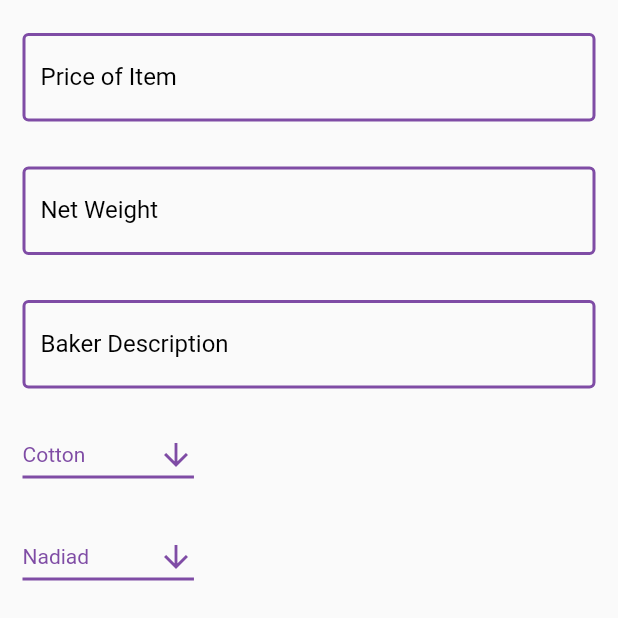
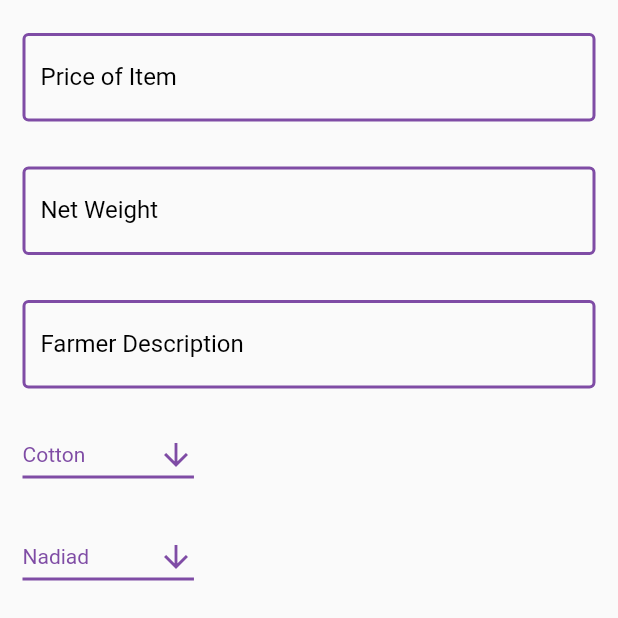
Before and after one commit to Keval545/Agromart, a Flutter app: the Additempage screen opened by its route, on a phone screen of 412 x 824 dp, the part 618-1236 px from its top. Run offline on Flutter 3.47's test engine with Material 2 defaults, Android fonts, the phone set to English and light mode, and no system bars; our stand-ins replace cloud_firestore, currency_text_input_formatter, firebase_auth, firebase_core, firebase_storage, get and 1 more; missing offline and left inert: image_card; accounts and stored records are empty.

Commit message:
name related work

```diff
--- a/lib/additem/Cottondetailspage.dart
+++ b/lib/additem/Cottondetailspage.dart
@@ -230,7 +230,7 @@ class _CottondetailspageState extends State<Cottondetailspage> {
                             fontWeight: FontWeight.bold, fontSize: 20),
                       ),
                       Text(
-                        data['Baker Description'],
+                        data['Farmer Description'],
                         style: const TextStyle(
                             fontWeight: FontWeight.bold, fontSize: 15),
                       ),
--- a/lib/additem/Ricedetailspage.dart
+++ b/lib/additem/Ricedetailspage.dart
@@ -229,7 +229,7 @@ class _RicedetailspageState extends State<Ricedetailspage> {
                           TextStyle(fontWeight: FontWeight.bold, fontSize: 20),
                     ),
                     Text(
-                      data['Baker Description'],
+                      data['Farmer Description'],
                       style: const TextStyle(
                           fontWeight: FontWeight.bold, fontSize: 15),
                     ),
--- a/lib/additem/Sorghumdetailspage.dart
+++ b/lib/additem/Sorghumdetailspage.dart
@@ -227,7 +227,7 @@ class _SorghumdetailspageState extends State<Sorghumdetailspage> {
                           TextStyle(fontWeight: FontWeight.bold, fontSize: 20),
                     ),
                     Text(
-                      data['Baker Description'],
+                      data['Farmer Description'],
                       style: const TextStyle(
                           fontWeight: FontWeight.bold, fontSize: 15),
                     ),
--- a/lib/additem/additem.dart
+++ b/lib/additem/additem.dart
@@ -297,7 +297,7 @@ class _AdditempageState extends State<Additempage> {
                           borderSide:
                               BorderSide(color: Color(0xff7f4ca5), width: 2.0),
                         ),
-                        labelText: 'Baker Description',
+                        labelText: 'Farmer Description',
                         labelStyle: TextStyle(
                           color: Colors.black,
                         )),
--- a/lib/additem/peanutdetailspage.dart
+++ b/lib/additem/peanutdetailspage.dart
@@ -227,7 +227,7 @@ class _SweetdetailspageState extends State<Sweetdetailspage> {
                           TextStyle(fontWeight: FontWeight.bold, fontSize: 20),
                     ),
                     Text(
-                      data['Baker Description'],
+                      data['Farmer Description'],
                       style: const TextStyle(
                           fontWeight: FontWeight.bold, fontSize: 15),
                     ),
--- a/lib/additem/snackdetailspage.dart
+++ b/lib/additem/snackdetailspage.dart
@@ -227,7 +227,7 @@ class _SnackdetailspageState extends State<Snackdetailspage> {
                           TextStyle(fontWeight: FontWeight.bold, fontSize: 20),
                     ),
                     Text(
-                      data['Baker Description'],
+                      data['Farmer Description'],
                       style: const TextStyle(
                           fontWeight: FontWeight.bold, fontSize: 15),
                     ),
--- a/lib/additem/wheatdetailspage.dart
+++ b/lib/additem/wheatdetailspage.dart
@@ -226,7 +226,7 @@ class _wheatdetailspageState extends State<wheatdetailspage> {
                           TextStyle(fontWeight: FontWeight.bold, fontSize: 20),
                     ),
                     Text(
-                      data['Baker Description'],
+                      data['Farmer Description'],
                       style: const TextStyle(
                           fontWeight: FontWeight.bold, fontSize: 15),
                     ),
--- a/lib/controllers/editproductscontroller.dart
+++ b/lib/controllers/editproductscontroller.dart
@@ -178,7 +178,7 @@ class Editproductcontroller extends GetxController {
         .collection("item")
         .doc(itemnames)
         .update({
-      "Baker Description": bakersdescription.text,
+      "Farmer Description": bakersdescription.text,
       "Item Description": itemdescription.text,
       "Item Name": itemname.text,
       "Net Weight": netweight.text,
--- a/lib/homepage/searchdetailspage.dart
+++ b/lib/homepage/searchdetailspage.dart
@@ -197,7 +197,7 @@ class _SearchdetailspageState extends State<Searchdetailspage> {
               //       TextStyle(fontWeight: FontWeight.bold, fontSize: 20),
               // ),
               // Text(
-              //   data['Baker Description'],
+              //   data['Farmer Description'],
               //   style: const TextStyle(
               //       fontWeight: FontWeight.bold, fontSize: 15),
               // ),
--- a/lib/resources/authpageforadditem.dart
+++ b/lib/resources/authpageforadditem.dart
@@ -31,7 +31,7 @@ class Authmethods3 {
           "Item Description": itemdescription,
           "Price of Item": priceofitem,
           "Net Weight": netweight,
-          "Baker Description": bakersdescription,
+          "Farmer Description": bakersdescription,
           "URl": downloadUrl,
           "Image Name": fileName,
           'place': productionplace
@@ -40,13 +40,14 @@ class Authmethods3 {
         await _firestore
             .collection('User-Add Item')
             .doc(currentuser)
-            .collection('item').doc(itemname)
+            .collection('item')
+            .doc(itemname)
             .set({
           "Item Name": itemname,
           "Item Description": itemdescription,
           "Price of Item": priceofitem,
           "Net Weight": netweight,
-          "Baker Description": bakersdescription,
+          "Farmer Description": bakersdescription,
           "URl": downloadUrl,
           "Image Name": fileName,
         });
@@ -60,7 +61,7 @@ class Authmethods3 {
           "Item Description": itemdescription,
           "Price of Item": priceofitem,
           "Net Weight": netweight,
-          "Baker Description": bakersdescription,
+          "Farmer Description": bakersdescription,
           "URl": downloadUrl,
           "Image Name": fileName,
           'place': productionplace
```
Also changed, not shown: 1 other file.
